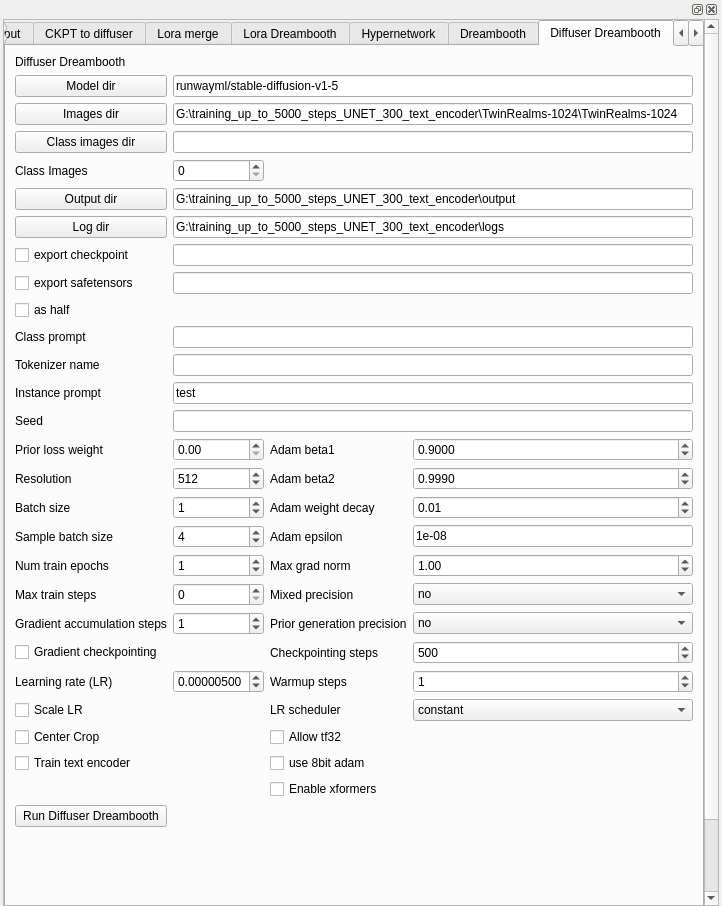
First picture: the form in plugins/training/training.ui, repository XmYx/ainodes-pyside, before the edit.
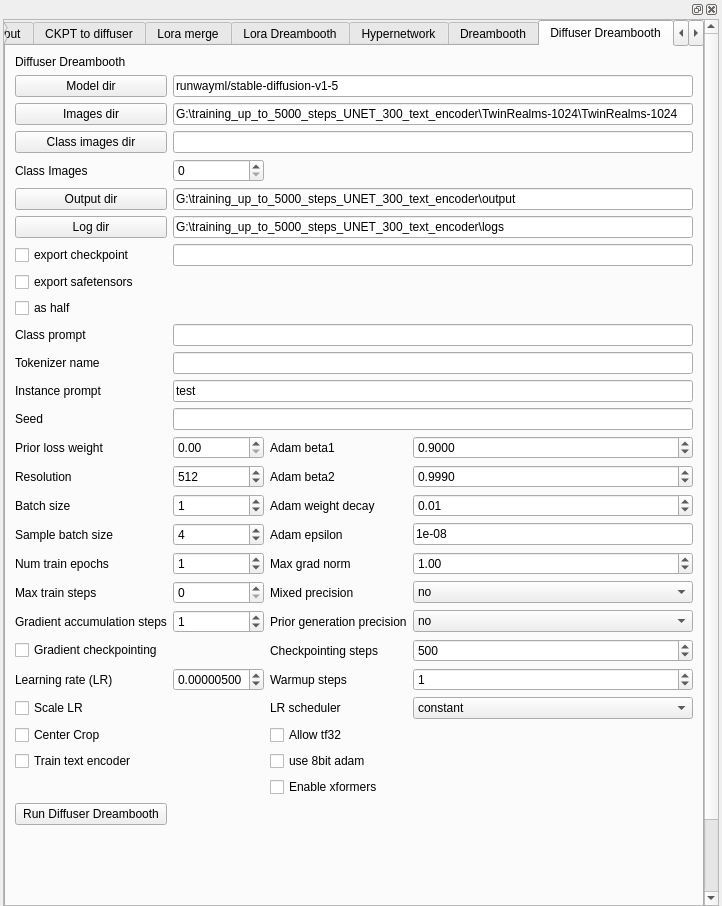
Second picture: the form after the edit.

Commit message: less bugs, changed the canvas zoom to ancor on the mousepointer, this allowes to zoom into the section directly under the mouse pointer

```diff
--- a/plugins/training/training.ui
+++ b/plugins/training/training.ui
@@ -3315,9 +3315,6 @@
                  </property>
                 </widget>
                </item>
-               <item row="12" column="1" colspan="3">
-                <widget class="QLineEdit" name="safetensor_filename"/>
-               </item>
                <item row="16" column="1" colspan="3">
                 <widget class="QLineEdit" name="df_instance_prompt">
                  <property name="text">
```
Left out of the diff: 2 changed lines with no effect on the pictures.
